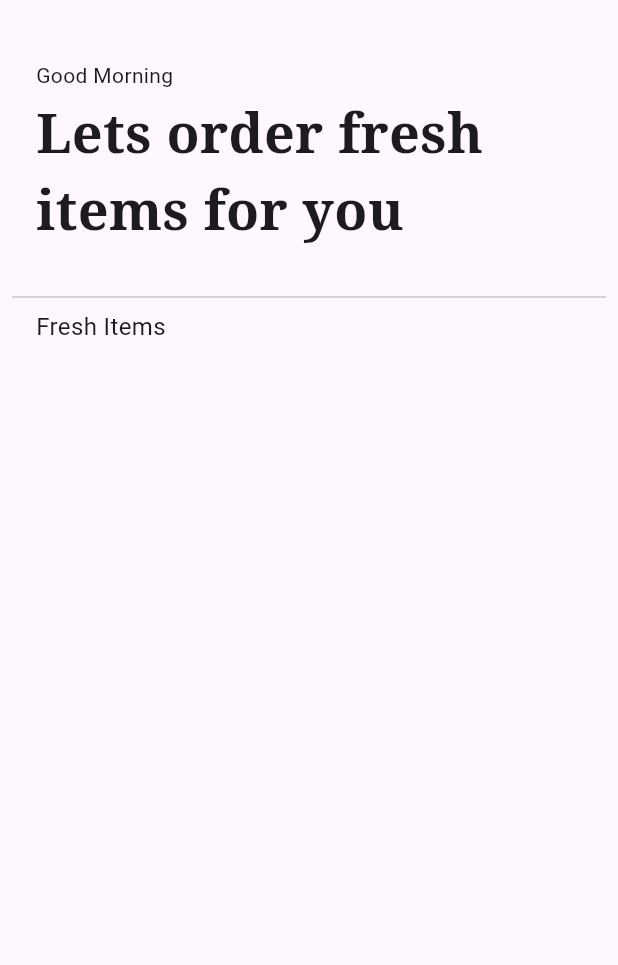
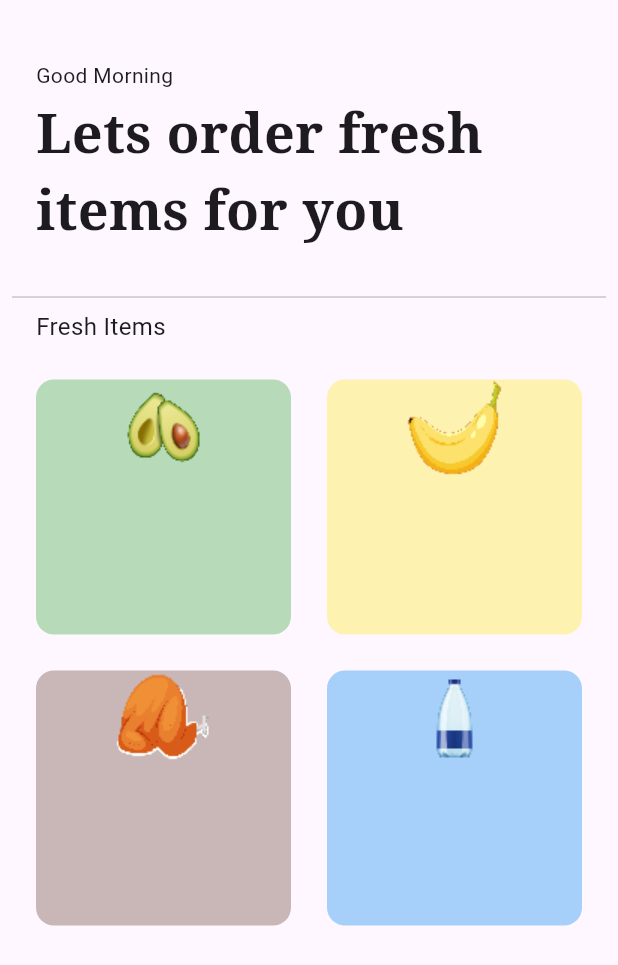
Before and after one commit to Oj-PreshuZ/Grocery-Store, a Flutter app: the screen it shows after launch, after a tap on "Get Started", on a phone screen of 412 x 824 dp. Shown: the top 965 px of the screen. Run offline on Flutter 3.47's test engine with Material 3 defaults, Android fonts, the phone set to English and light mode, and no system bars; our stand-ins replace google_fonts.

Commit message:
grocery cart

```diff
--- a/lib/components/grocery_item_file.dart
+++ b/lib/components/grocery_item_file.dart
@@ -0,0 +1,44 @@
+import 'package:flutter/material.dart';
+
+class GroceryItemTile extends StatelessWidget {
+  final String itemName;
+  final String itemPrice;
+  final String imagePath;
+  final Color color;
+
+  const GroceryItemTile({
+    super.key,
+    required this.itemName,
+    required this.itemPrice,
+    required this.imagePath,
+    required this.color,
+  });
+
+  @override
+  Widget build(BuildContext context) {
+    return Padding(
+      padding: const EdgeInsets.all(12.0),
+      child: Container(
+        decoration: BoxDecoration(
+            color: color.withOpacity(0.4),
+            borderRadius: BorderRadius.circular(12)),
+        child: Column(
+          children: [
+            // Image
+            Image(
+              image: ResizeImage(
+                AssetImage(imagePath),
+                width: 64,
+                height: 64,
+              ),
+            ),
+
+            // Item name
+
+            // Price + button
+          ],
+        ),
+      ),
+    );
+  }
+}
--- a/lib/main.dart
+++ b/lib/main.dart
@@ -1,5 +1,7 @@
 import 'package:flutter/material.dart';
+import 'package:grocery_shopping_app/model/cart_model.dart';
 import 'package:grocery_shopping_app/pages/intro_screen.dart';
+import 'package:provider/provider.dart';
 
 void main() {
   runApp(const MyApp());
@@ -10,13 +12,12 @@ class MyApp extends StatelessWidget {
 
   @override
   Widget build(BuildContext context) {
-    return MaterialApp(
-      title: 'Flutter Demo',
-      theme: ThemeData(
-        colorScheme: ColorScheme.fromSeed(seedColor: Colors.deepPurple),
-        useMaterial3: true,
+    return ChangeNotifierProvider(
+      create: (context) => CartModel(),
+      child: const MaterialApp(
+        debugShowCheckedModeBanner: false,
+        home: IntroPage(),
       ),
-      home: const IntroPage(),
     );
   }
 }
--- a/lib/model/cart_model.dart
+++ b/lib/model/cart_model.dart
@@ -0,0 +1,14 @@
+import 'package:flutter/material.dart';
+
+class CartModel extends ChangeNotifier {
+  // list of items on sale
+  final List _shopItems = [
+    // [itemName, itemPrice, imagePath, color]
+    ['Avocado', '4.00', 'lib/images/avocado.png', Colors.green],
+    ['Banana', '3.00', 'lib/images/banana.png', Colors.yellow],
+    ['Chicken', '12.00', 'lib/images/chicken.png', Colors.brown],
+    ['Water', '1.50', 'lib/images/water.png', Colors.blue],
+  ];
+
+  get shopItems => _shopItems;
+}
--- a/lib/pages/home_page.dart
+++ b/lib/pages/home_page.dart
@@ -1,5 +1,8 @@
 import 'package:flutter/material.dart';
 import 'package:google_fonts/google_fonts.dart';
+import 'package:grocery_shopping_app/components/grocery_item_file.dart';
+import 'package:grocery_shopping_app/model/cart_model.dart';
+import 'package:provider/provider.dart';
 
 class HomePage extends StatelessWidget {
   const HomePage({super.key});
@@ -52,7 +55,26 @@ class HomePage extends StatelessWidget {
                 'Fresh Items',
                 style: TextStyle(fontSize: 16),
               ),
-            )
+            ),
+
+            Expanded(child: Consumer<CartModel>(
+              builder: (context, value, child) {
+                return GridView.builder(
+                  itemCount: value.shopItems.length,
+                  padding: const EdgeInsets.all(12.0),
+                  gridDelegate: const SliverGridDelegateWithFixedCrossAxisCount(
+                      crossAxisCount: 2),
+                  itemBuilder: (context, index) {
+                    return GroceryItemTile(
+                      itemName: value.shopItems[index][0],
+                      itemPrice: value.shopItems[index][1],
+                      imagePath: value.shopItems[index][2],
+                      color: value.shopItems[index][3],
+                    );
+                  },
+                );
+              },
+            ))
           ],
         ),
       ),
```
